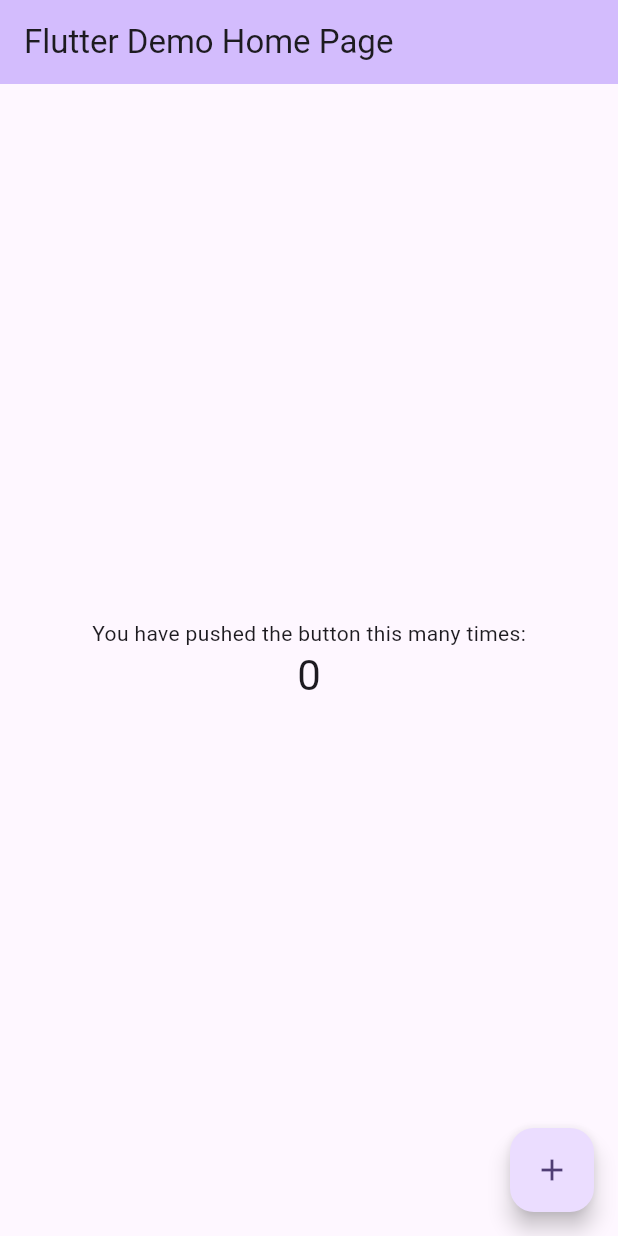
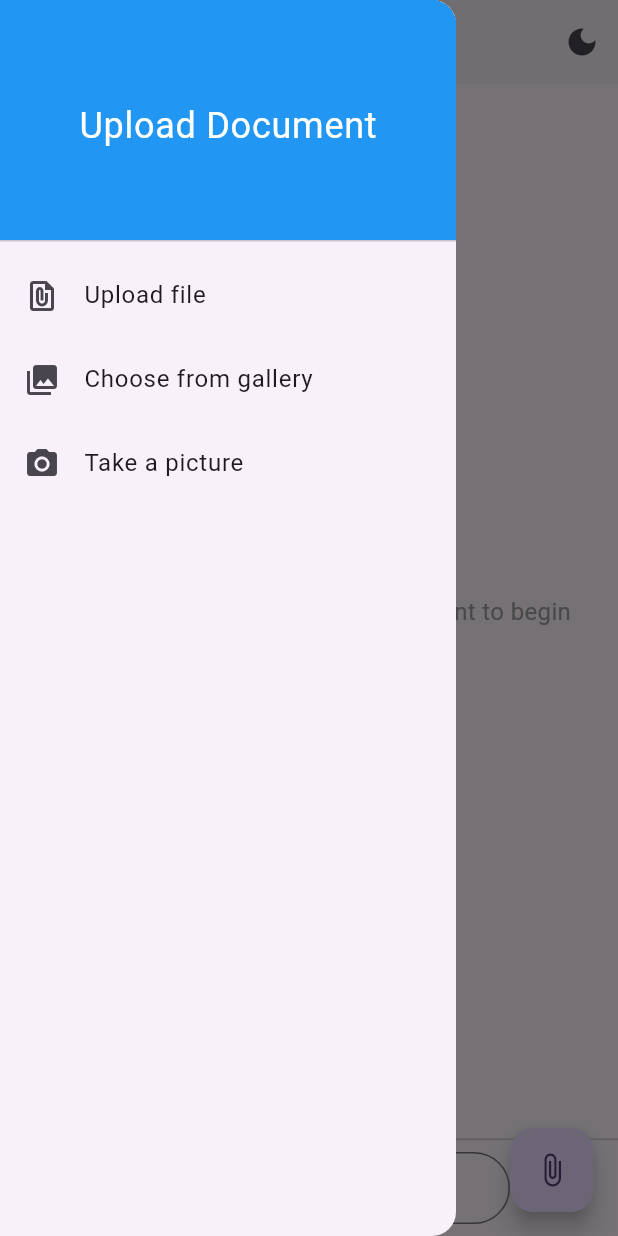
Before and after one commit to nnethercott/genai-mobile, a Flutter app: the screen it shows after launch, with the side drawer open (before the commit the screen has no drawer), on a phone screen of 412 x 824 dp. Run offline on Flutter 3.47's test engine with Material 3 defaults, Android fonts, the phone set to English and light mode, and no system bars; our stand-ins replace file_picker, hive_ce, image_picker; accounts and stored records are empty.

Commit message:
add generate ui + fix android compilation

```diff
--- a/lib/main.dart
+++ b/lib/main.dart
@@ -1,10 +1,13 @@
 import 'package:flutter/material.dart';
+import 'package:provider/provider.dart';
 import 'package:genai_mobile/dao/hive_registrar.g.dart';
+import 'package:genai_mobile/ui/home/home_page.dart';
+import 'package:genai_mobile/providers/theme_provider.dart';
 import 'package:hive_ce/hive.dart';
 import 'package:path_provider/path_provider.dart';
 
-
 Future<void> main() async {
+  WidgetsFlutterBinding.ensureInitialized();
 
   // Initialize Hive
   final directory = await getApplicationDocumentsDirectory();
@@ -12,7 +15,12 @@ Future<void> main() async {
     ..init(directory.path)
     ..registerAdapters();
 
-  runApp(const MyApp());
+  runApp(
+    ChangeNotifierProvider(
+      create: (_) => ThemeProvider(),
+      child: const MyApp(),
+    ),
+  );
 }
 
 class MyApp extends StatelessWidget {
@@ -21,89 +29,14 @@ class MyApp extends StatelessWidget {
   // This widget is the root of your application.
   @override
   Widget build(BuildContext context) {
-    return MaterialApp(
-      title: 'Flutter Demo',
-      theme: ThemeData(
-        colorScheme: ColorScheme.fromSeed(seedColor: Colors.deepPurple),
-      ),
-      home: const MyHomePage(title: 'Flutter Demo Home Page'),
+    return Consumer<ThemeProvider>(
+      builder: (context, themeProvider, child) {
+        return MaterialApp(
+          title: 'GenAI Mobile',
+          theme: themeProvider.currentTheme,
+          home: const HomePage(),
+        );
+      },
     );
   }
 }
-
-class MyHomePage extends StatefulWidget {
-  const MyHomePage({super.key, required this.title});
-
-  final String title;
-
-  @override
-  State<MyHomePage> createState() => _MyHomePageState();
-}
-
-class _MyHomePageState extends State<MyHomePage> {
-  int _counter = 0;
-
-  void _incrementCounter() {
-    setState(() {
-      // This call to setState tells the Flutter framework that something has
-      // changed in this State, which causes it to rerun the build method below
-      // so that the display can reflect the updated values. If we changed
-      // _counter without calling setState(), then the build method would not be
-      // called again, and so nothing would appear to happen.
-      _counter++;
-    });
-  }
-
-  @override
-  Widget build(BuildContext context) {
-    // This method is rerun every time setState is called, for instance as done
-    // by the _incrementCounter method above.
-    //
-    // The Flutter framework has been optimized to make rerunning build methods
-    // fast, so that you can just rebuild anything that needs updating rather
-    // than having to individually change instances of widgets.
-    return Scaffold(
-      appBar: AppBar(
-        // TRY THIS: Try changing the color here to a specific color (to
-        // Colors.amber, perhaps?) and trigger a hot reload to see the AppBar
-        // change color while the other colors stay the same.
-        backgroundColor: Theme.of(context).colorScheme.inversePrimary,
-        // Here we take the value from the MyHomePage object that was created by
-        // the App.build method, and use it to set our appbar title.
-        title: Text(widget.title),
-      ),
-      body: Center(
-        // Center is a layout widget. It takes a single child and positions it
-        // in the middle of the parent.
-        child: Column(
-          // Column is also a layout widget. It takes a list of children and
-          // arranges them vertically. By default, it sizes itself to fit its
-          // children horizontally, and tries to be as tall as its parent.
-          //
-          // Column has various properties to control how it sizes itself and
-          // how it positions its children. Here we use mainAxisAlignment to
-          // center the children vertically; the main axis here is the vertical
-          // axis because Columns are vertical (the cross axis would be
-          // horizontal).
-          //
-          // TRY THIS: Invoke "debug painting" (choose the "Toggle Debug Paint"
-          // action in the IDE, or press "p" in the console), to see the
-          // wireframe for each widget.
-          mainAxisAlignment: MainAxisAlignment.center,
-          children: <Widget>[
-            const Text('You have pushed the button this many times:'),
-            Text(
-              '$_counter',
-              style: Theme.of(context).textTheme.headlineMedium,
-            ),
-          ],
-        ),
-      ),
-      floatingActionButton: FloatingActionButton(
-        onPressed: _incrementCounter,
-        tooltip: 'Increment',
-        child: const Icon(Icons.add),
-      ), // This trailing comma makes auto-formatting nicer for build methods.
-    );
-  }
-}
--- a/lib/models/document.dart
+++ b/lib/models/document.dart
@@ -1,6 +1,5 @@
 import 'package:genai_mobile/models/document_type.dart';
-import 'package:hive/hive.dart';
-
+import 'package:hive_ce/hive.dart';
 class Document extends HiveObject {
   String id; // UUID.v4
   String? content; // content can be null if the document is a file
--- /dev/null
+++ b/lib/providers/theme_provider.dart
@@ -0,0 +1,43 @@
+import 'package:flutter/material.dart';
+import 'package:hive_ce/hive.dart';
+
+class ThemeProvider extends ChangeNotifier {
+  static const String themeBox = 'theme_box';
+  static const String themeKey = 'is_dark_mode';
+
+  late Box _box;
+  bool _isDarkMode = false;
+
+  ThemeProvider() {
+    _initializeTheme();
+  }
+
+  bool get isDarkMode => _isDarkMode;
+
+  Future<void> _initializeTheme() async {
+    _box = await Hive.openBox(themeBox);
+    _isDarkMode = _box.get(themeKey, defaultValue: false);
+    notifyListeners();
+  }
+
+  Future<void> toggleTheme() async {
+    _isDarkMode = !_isDarkMode;
+    await _box.put(themeKey, _isDarkMode);
+    notifyListeners();
+  }
+
+  ThemeData get currentTheme => _isDarkMode ? _darkTheme : _lightTheme;
+
+  static final _lightTheme = ThemeData(
+    colorScheme: ColorScheme.fromSeed(seedColor: Colors.deepPurple),
+    brightness: Brightness.light,
+  );
+
+  static final _darkTheme = ThemeData(
+    colorScheme: ColorScheme.fromSeed(
+      seedColor: Colors.deepPurple,
+      brightness: Brightness.dark,
+    ),
+    brightness: Brightness.dark,
+  );
+}
--- /dev/null
+++ b/lib/ui/home/home_page.dart
@@ -0,0 +1,323 @@
+import 'package:flutter/material.dart';
+import 'dart:io';
+import 'package:file_picker/file_picker.dart';
+import 'package:image_picker/image_picker.dart';
+import 'package:provider/provider.dart';
+import 'package:genai_mobile/providers/theme_provider.dart';
+
+class HomePage extends StatefulWidget {
+  const HomePage({Key? key}) : super(key: key);
+
+  @override
+  _HomePageState createState() => _HomePageState();
+}
+
+class _HomePageState extends State<HomePage> {
+  final TextEditingController _textController = TextEditingController();
+  final List<ChatMessage> _messages = [];
+  bool _isLoading = false;
+
+  @override
+  void dispose() {
+    _textController.dispose();
+    super.dispose();
+  }
+
+  void _handleSubmitted(String text) {
+    _textController.clear();
+    if (text.trim().isEmpty) return;
+
+    setState(() {
+      _messages.insert(0, ChatMessage(
+        text: text,
+        isUserMessage: true,
+      ));
+      _isLoading = true;
+    });
+
+    // Simulate response (replace with actual API call)
+    Future.delayed(const Duration(seconds: 1), () {
+      setState(() {
+        _isLoading = false;
+        _messages.insert(0, ChatMessage(
+          text: "This is a simulated response to: $text",
+          isUserMessage: false,
+        ));
+      });
+    });
+  }
+
+  @override
+  Widget build(BuildContext context) {
+    return Scaffold(
+      appBar: AppBar(
+        title: const Text('ChatGPT App'),
+        elevation: 1,
+        actions: [
+          IconButton(
+            icon: Icon(
+              context.watch<ThemeProvider>().isDarkMode
+                ? Icons.light_mode
+                : Icons.dark_mode,
+            ),
+            onPressed: () {
+              context.read<ThemeProvider>().toggleTheme();
+            },
+            tooltip: 'Toggle theme',
+          ),
+        ],
+      ),
+      drawer: DocumentUploadDrawer(
+        onDocumentSelected: (file) {
+          if (file != null) {
+            setState(() {
+              _messages.insert(0, ChatMessage(
+                text: "Uploaded: ${file.path.split('/').last}",
+                isUserMessage: true,
+                file: file,
+              ));
+            });
+            Navigator.pop(context);
+          }
+        },
+      ),
+      body: Column(
+        children: [
+          Expanded(
+            child: _messages.isEmpty
+              ? const Center(
+                  child: Text(
+                    'Send a message or upload a document to begin',
+                    style: TextStyle(color: Colors.grey, fontSize: 16),
+                  ),
+                )
+              : ListView.builder(
+                  reverse: true,
+                  itemCount: _messages.length,
+                  itemBuilder: (context, index) => _messages[index],
+                ),
+          ),
+          const Divider(height: 1),
+          if (_isLoading)
+            const LinearProgressIndicator(),
+          Container(
+            decoration: BoxDecoration(
+              color: Theme.of(context).cardColor,
+            ),
+            child: _buildTextComposer(),
+          ),
+        ],
+      ),
+      floatingActionButton: FloatingActionButton(
+        onPressed: () {
+          Scaffold.of(context).openDrawer();
+        },
+        child: const Icon(Icons.attach_file),
+        tooltip: 'Upload document',
+      ),
+    );
+  }
+
+  Widget _buildTextComposer() {
+    return IconTheme(
+      data: IconThemeData(color: Theme.of(context).colorScheme.secondary),
+      child: Container(
+        margin: const EdgeInsets.symmetric(horizontal: 8.0),
+        padding: const EdgeInsets.symmetric(horizontal: 8.0, vertical: 8.0),
+        child: Row(
+          children: [
+            Flexible(
+              child: TextField(
+                controller: _textController,
+                onSubmitted: _handleSubmitted,
+                decoration: const InputDecoration(
+                  hintText: 'Send a message',
+                  border: OutlineInputBorder(
+                    borderRadius: BorderRadius.all(Radius.circular(25.0)),
+                  ),
+                  contentPadding: EdgeInsets.symmetric(horizontal: 16.0, vertical: 8.0),
+                ),
+              ),
+            ),
+            Container(
+              margin: const EdgeInsets.symmetric(horizontal: 4.0),
+              child: IconButton(
+                icon: const Icon(Icons.send),
+                onPressed: () => _handleSubmitted(_textController.text),
+              ),
+            ),
+          ],
+        ),
+      ),
+    );
+  }
+}
+
+class ChatMessage extends StatelessWidget {
+  final String text;
+  final bool isUserMessage;
+  final File? file;
+
+  const ChatMessage({
+    Key? key,
+    required this.text,
+    required this.isUserMessage,
+    this.file,
+  }) : super(key: key);
+
+  @override
+  Widget build(BuildContext context) {
+    return Container(
+      margin: const EdgeInsets.symmetric(vertical: 8.0, horizontal: 12.0),
+      child: Row(
+        crossAxisAlignment: CrossAxisAlignment.start,
+        mainAxisAlignment: isUserMessage ? MainAxisAlignment.end : MainAxisAlignment.start,
+        children: [
+          if (!isUserMessage)
+            CircleAvatar(
+              backgroundColor: Colors.blue[300],
+              child: const Text('AI'),
+            ),
+          const SizedBox(width: 8),
+          Flexible(
+            child: Container(
+              padding: const EdgeInsets.all(12.0),
+              decoration: BoxDecoration(
+                color: isUserMessage ? Colors.blue[100] : Colors.grey[200],
+                borderRadius: BorderRadius.circular(12.0),
+              ),
+              child: Column(
+                crossAxisAlignment: CrossAxisAlignment.start,
+                children: [
+                  Text(text),
+                  if (file != null) ...[
+                    const SizedBox(height: 8),
+                    Row(
+                      children: [
+                        Icon(
+                          Icons.attach_file,
+                          size: 16,
+                          color: Colors.grey[600],
+                        ),
+                        const SizedBox(width: 4),
+                        Expanded(
+                          child: Text(
+                            file!.path.split('/').last,
+                            style: TextStyle(
+                              color: Colors.grey[600],
+                              fontSize: 12,
+                            ),
+                            overflow: TextOverflow.ellipsis,
+                          ),
+                        ),
+                      ],
+                    ),
+                  ],
+                ],
+              ),
+            ),
+          ),
+          const SizedBox(width: 8),
+          if (isUserMessage)
+            CircleAvatar(
+              backgroundColor: Colors.blue,
+              child: const Text('You'),
+            ),
+        ],
+      ),
+    );
+  }
+}
+
+class DocumentUploadDrawer extends StatelessWidget {
+  final Function(File?) onDocumentSelected;
+
+  const DocumentUploadDrawer({
+    Key? key,
+    required this.onDocumentSelected,
+  }) : super(key: key);
+
+  Future<void> _pickFileFromDevice() async {
+    try {
+      FilePickerResult? result = await FilePicker.platform.pickFiles();
+      if (result != null) {
+        File file = File(result.files.single.path!);
+        onDocumentSelected(file);
+      }
+    } catch (e) {
+      print('Error picking file: $e');
+    }
+  }
+
+  Future<void> _takePicture() async {
+    try {
+      final ImagePicker picker = ImagePicker();
+      final XFile? photo = await picker.pickImage(source: ImageSource.camera);
+      if (photo != null) {
+        File file = File(photo.path);
+        onDocumentSelected(file);
+      }
+    } catch (e) {
+      print('Error taking picture: $e');
+    }
+  }
+
+  Future<void> _pickImage() async {
+    try {
+      final ImagePicker picker = ImagePicker();
+      final XFile? image = await picker.pickImage(source: ImageSource.gallery);
+      if (image != null) {
+        File file = File(image.path);
+        onDocumentSelected(file);
+      }
+    } catch (e) {
+      print('Error picking image: $e');
+    }
+  }
+
+  @override
+  Widget build(BuildContext context) {
+    return Drawer(
+      child: Column(
+        children: [
+          DrawerHeader(
+            decoration: BoxDecoration(
+              color: Colors.blue,
+            ),
+            child: const Center(
+              child: Text(
+                'Upload Document',
+                style: TextStyle(
+                  color: Colors.white,
+                  fontSize: 24,
+                ),
+              ),
+            ),
+          ),
+          Expanded(
+            child: ListView(
+              padding: EdgeInsets.zero,
+              children: [
+                ListTile(
+                  leading: const Icon(Icons.file_present),
+                  title: const Text('Upload file'),
+                  onTap: _pickFileFromDevice,
+                ),
+                ListTile(
+                  leading: const Icon(Icons.photo_library),
+                  title: const Text('Choose from gallery'),
+                  onTap: _pickImage,
+                ),
+                ListTile(
+                  leading: const Icon(Icons.camera_alt),
+                  title: const Text('Take a picture'),
+                  onTap: _takePicture,
+                ),
+              ],
+            ),
+          ),
+        ],
+      ),
+    );
+  }
+}
```
Also changed, not shown: pubspec.yaml (+8 -2 lines), lib/ui/documents/import_document.dart (added), pubspec.lock, 10 other files.
